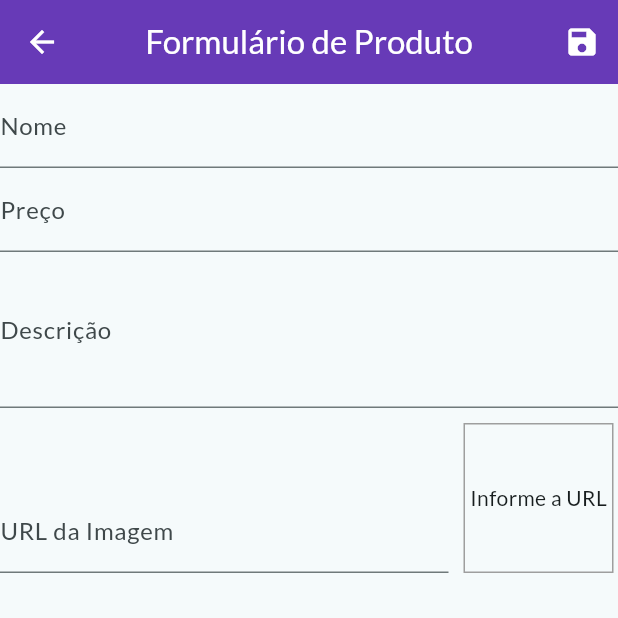
After one commit to mateusalmeiida/shop-flutter, a Flutter app: the ProductFormPage screen opened by its route, after a tap on the "save" icon, on a phone screen of 412 x 824 dp, the top half of it. The commit adds this screen. Run offline on Flutter 3.47's test engine with Material 3 defaults, Android fonts, the phone set to English and light mode, and no system bars; network calls fail.

Commit message:
Adicionado formulário para adição de um novo produto

```diff
--- a/lib/components/product_item.dart
+++ b/lib/components/product_item.dart
@@ -16,8 +16,14 @@ class ProductItem extends StatelessWidget {
         width: 100,
         child: Row(
           children: [
-            IconButton(onPressed: () {}, icon: Icon(Icons.edit)),
-            IconButton(onPressed: () {}, icon: Icon(Icons.delete))
+            IconButton(
+                color: Theme.of(context).colorScheme.primary,
+                onPressed: () {},
+                icon: Icon(Icons.edit)),
+            IconButton(
+                color: Theme.of(context).colorScheme.primary,
+                onPressed: () {},
+                icon: Icon(Icons.delete))
           ],
         ),
       ),
--- a/lib/main.dart
+++ b/lib/main.dart
@@ -6,6 +6,7 @@ import 'package:shop/models/product_list.dart';
 import 'package:shop/pages/cart_page.dart';
 import 'package:shop/pages/order_page.dart';
 import 'package:shop/pages/product_detail_page.dart';
+import 'package:shop/pages/product_form_page.dart';
 import 'package:shop/pages/products_overview_page.dart';
 import 'package:shop/pages/products_page.dart';
 import 'package:shop/utils/app_routes.dart';
@@ -64,6 +65,9 @@ class ShopApp extends StatelessWidget {
           },
           AppRoutes.PRODUCTS: (ctx) {
             return ProductsPage();
+          },
+          AppRoutes.PRODUCT_FORM: (ctx) {
+            return ProductFormPage();
           }
         },
       ),
--- /dev/null
+++ b/lib/pages/product_form_page.dart
@@ -0,0 +1,122 @@
+import 'dart:math';
+
+import 'package:flutter/material.dart';
+import 'package:shop/models/product.dart';
+
+class ProductFormPage extends StatefulWidget {
+  const ProductFormPage({super.key});
+
+  @override
+  State<ProductFormPage> createState() => _ProductFormPageState();
+}
+
+class _ProductFormPageState extends State<ProductFormPage> {
+  final _imageUrlFocus = FocusNode();
+  final _imageUrlControler = TextEditingController();
+  final _formKey = GlobalKey<FormState>();
+  final _formData = <String, Object>{};
+
+  @override
+  void initState() {
+    super.initState();
+    _imageUrlFocus.addListener(_updateImage);
+  }
+
+  @override
+  void dispose() {
+    super.dispose();
+    _imageUrlFocus.removeListener(_updateImage);
+    _imageUrlFocus.dispose();
+  }
+
+  void _updateImage() {
+    setState(() {});
+  }
+
+  void _submitForm() {
+    _formKey.currentState?.save();
+    final newProduct = Product(
+        id: Random().nextDouble().toString(),
+        name: _formData['name'] as String,
+        description: _formData['description'] as String,
+        price: _formData['price'] as double,
+        imageUrl: _formData['url'] as String);
+
+    print(newProduct.id);
+    print(newProduct.name);
+    print(newProduct.price);
+  }
+
+  @override
+  Widget build(BuildContext context) {
+    return Scaffold(
+      appBar: AppBar(
+        title: Text('Formulário de Produto'),
+        actions: [IconButton(onPressed: _submitForm, icon: Icon(Icons.save))],
+      ),
+      body: Form(
+          key: _formKey,
+          child: ListView(
+            children: [
+              TextFormField(
+                decoration: InputDecoration(labelText: 'Nome'),
+                textInputAction: TextInputAction.next,
+                onSaved: (name) {
+                  _formData['name'] = name ?? '';
+                },
+              ),
+              TextFormField(
+                  decoration: InputDecoration(labelText: 'Preço'),
+                  textInputAction: TextInputAction.next,
+                  keyboardType: TextInputType.numberWithOptions(decimal: true),
+                  onSaved: (price) {
+                    _formData['price'] = double.parse(price ?? '0');
+                  }),
+              TextFormField(
+                decoration: InputDecoration(labelText: 'Descrição'),
+                textInputAction: TextInputAction.next,
+                keyboardType: TextInputType.multiline,
+                maxLines: 3,
+                onSaved: (description) {
+                  _formData['description'] = description ?? '';
+                },
+              ),
+              Row(
+                crossAxisAlignment: CrossAxisAlignment.end,
+                children: [
+                  Expanded(
+                    child: TextFormField(
+                      focusNode: _imageUrlFocus,
+                      controller: _imageUrlControler,
+                      decoration: InputDecoration(labelText: 'URL da Imagem'),
+                      textInputAction: TextInputAction.done,
+                      keyboardType: TextInputType.url,
+                      onSaved: (url) {
+                        _formData['url'] = url ?? '';
+                      },
+                      onFieldSubmitted: (_) {
+                        _submitForm();
+                      },
+                    ),
+                  ),
+                  Container(
+                    margin: EdgeInsets.fromLTRB(10, 10, 3, 0),
+                    width: 100,
+                    height: 100,
+                    decoration: BoxDecoration(
+                        border: Border.all(color: Colors.grey, width: 1)),
+                    alignment: Alignment.center,
+                    child: _imageUrlControler.text.isEmpty
+                        ? Text('Informe a URL')
+                        : FittedBox(
+                            fit: BoxFit.cover,
+                            child: Image.network(_imageUrlControler.text),
+                          ),
+                  )
+                ],
+              ),
+            ],
+          )),
+    );
+  }
+}
--- a/lib/pages/products_page.dart
+++ b/lib/pages/products_page.dart
@@ -3,6 +3,7 @@ import 'package:provider/provider.dart';
 import 'package:shop/components/app_drawer.dart';
 import 'package:shop/components/product_item.dart';
 import 'package:shop/models/product_list.dart';
+import 'package:shop/utils/app_routes.dart';
 
 class ProductsPage extends StatelessWidget {
   const ProductsPage({super.key});
@@ -13,6 +14,13 @@ class ProductsPage extends StatelessWidget {
     return Scaffold(
       appBar: AppBar(
         title: Text('Gerenciar Produtos'),
+        actions: [
+          IconButton(
+              onPressed: () {
+                Navigator.of(context).pushNamed(AppRoutes.PRODUCT_FORM);
+              },
+              icon: Icon(Icons.add))
+        ],
       ),
       drawer: AppDrawer(),
       body: Padding(
--- a/lib/utils/app_routes.dart
+++ b/lib/utils/app_routes.dart
@@ -4,4 +4,5 @@ class AppRoutes {
   static const CART_PAGE = '/cart-page';
   static const ORDERS = '/orders';
   static const PRODUCTS = './products';
+  static const PRODUCT_FORM = './product-form';
 }
```
